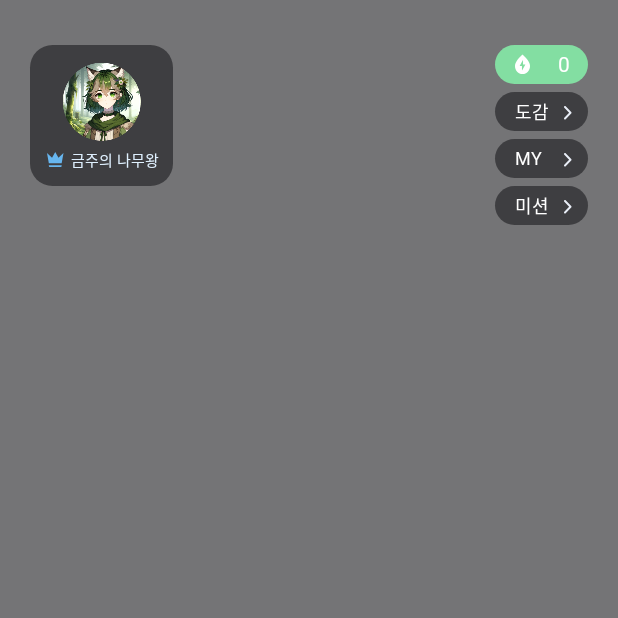
After one commit to Earth-Breakers/grow-trees-android, an Android app built with Jetpack Compose: the HomeActivity screen opened directly, with no data from a screen before it, on a phone screen of 412 x 824 dp, the top half of it. The commit adds this screen. Run offline under Robolectric (Android 15) with nearby library versions, the phone set to English and light mode, and no system bars; Roboto replaces fonts that are not available here.

Commit message:
Home view (#6)
* feat: init HomeActivity

* chore: add drawable resources

* feat: implement NoRippleClickable

* feat: implement OpenDialogCard

* feat: implement WeeklyTopRankerProfileCard

* feat: implement EnergyCard

* chore: modify navigateToMain to navigateToHome

* feat: implement HomeScreen

* chore: extract string resources

* chore: check ktlint

```diff
--- a/app/src/main/AndroidManifest.xml
+++ b/app/src/main/AndroidManifest.xml
@@ -21,9 +21,8 @@
                 <category android:name="android.intent.category.LAUNCHER" />
             </intent-filter>
         </activity>
-        <activity
-            android:name=".MainActivity"
-            android:exported="false" />
+        <activity android:name=".MainActivity" />
+        <activity android:name=".feature.home.HomeActivity" />
     </application>
 
 </manifest>
--- /dev/null
+++ b/app/src/main/java/univ/earthbreaker/namu/compose/NoRippleClickable.kt
@@ -0,0 +1,30 @@
+package univ.earthbreaker.namu.compose
+
+import androidx.compose.foundation.clickable
+import androidx.compose.foundation.interaction.MutableInteractionSource
+import androidx.compose.runtime.remember
+import androidx.compose.ui.Modifier
+import androidx.compose.ui.composed
+
+fun Modifier.noRippleClickable(
+    enabled: Boolean = true,
+    onClick: () -> Unit,
+): Modifier = composed {
+    this.noRippleClickable(
+        interactionSource = remember { MutableInteractionSource() },
+        enabled = enabled,
+        onClick = onClick,
+    )
+}
+
+fun Modifier.noRippleClickable(
+    interactionSource: MutableInteractionSource,
+    enabled: Boolean = true,
+    onClick: () -> Unit,
+): Modifier = this.clickable(
+    interactionSource = interactionSource,
+    indication = null,
+    enabled = enabled,
+) {
+    onClick()
+}
--- /dev/null
+++ b/app/src/main/java/univ/earthbreaker/namu/feature/home/HomeActivity.kt
@@ -0,0 +1,14 @@
+package univ.earthbreaker.namu.feature.home
+
+import android.os.Bundle
+import androidx.activity.ComponentActivity
+import androidx.activity.compose.setContent
+
+class HomeActivity : ComponentActivity() {
+    override fun onCreate(savedInstanceState: Bundle?) {
+        super.onCreate(savedInstanceState)
+        setContent {
+            HomeScreen()
+        }
+    }
+}
--- /dev/null
+++ b/app/src/main/java/univ/earthbreaker/namu/feature/home/HomeScreen.kt
@@ -0,0 +1,54 @@
+package univ.earthbreaker.namu.feature.home
+
+import androidx.compose.foundation.background
+import androidx.compose.foundation.layout.Arrangement
+import androidx.compose.foundation.layout.Column
+import androidx.compose.foundation.layout.Row
+import androidx.compose.foundation.layout.Spacer
+import androidx.compose.foundation.layout.fillMaxSize
+import androidx.compose.foundation.layout.fillMaxWidth
+import androidx.compose.foundation.layout.height
+import androidx.compose.foundation.layout.padding
+import androidx.compose.runtime.Composable
+import androidx.compose.ui.Modifier
+import androidx.compose.ui.res.stringResource
+import androidx.compose.ui.tooling.preview.Preview
+import androidx.compose.ui.unit.dp
+import univ.earthbreaker.namu.R
+import univ.earthbreaker.namu.feature.home.component.EnergyCard
+import univ.earthbreaker.namu.feature.home.component.OpenDialogCard
+import univ.earthbreaker.namu.feature.home.component.WeeklyTopRankerProfileCard
+import univ.earthbreaker.namu.ui.theme.GTTheme
+
+@Composable
+fun HomeScreen() {
+    Column(
+        modifier = Modifier
+            .fillMaxSize()
+            .background(color = GTTheme.colors.bgBlack),
+    ) {
+        Row(
+            modifier = Modifier
+                .fillMaxWidth()
+                .padding(start = 20.dp, end = 20.dp, top = 30.dp),
+            horizontalArrangement = Arrangement.SpaceBetween,
+        ) {
+            WeeklyTopRankerProfileCard()
+            Column {
+                EnergyCard()
+                Spacer(Modifier.height(5.dp))
+                OpenDialogCard(text = stringResource(R.string.book)) { /* TODO */ }
+                Spacer(Modifier.height(5.dp))
+                OpenDialogCard(text = stringResource(R.string.my)) { /* TODO */ }
+                Spacer(Modifier.height(5.dp))
+                OpenDialogCard(text = stringResource(R.string.mission)) { /* TODO */ }
+            }
+        }
+    }
+}
+
+@Preview
+@Composable
+fun HomeScreenPreview() {
+    HomeScreen()
+}
--- /dev/null
+++ b/app/src/main/java/univ/earthbreaker/namu/feature/home/component/EnergyCard.kt
@@ -0,0 +1,55 @@
+package univ.earthbreaker.namu.feature.home.component
+
+import androidx.compose.foundation.background
+import androidx.compose.foundation.layout.Arrangement
+import androidx.compose.foundation.layout.Row
+import androidx.compose.foundation.layout.height
+import androidx.compose.foundation.layout.padding
+import androidx.compose.foundation.layout.width
+import androidx.compose.foundation.shape.RoundedCornerShape
+import androidx.compose.material3.Icon
+import androidx.compose.material3.Text
+import androidx.compose.runtime.Composable
+import androidx.compose.ui.Alignment
+import androidx.compose.ui.Modifier
+import androidx.compose.ui.res.painterResource
+import androidx.compose.ui.text.style.TextAlign
+import androidx.compose.ui.tooling.preview.Preview
+import androidx.compose.ui.unit.dp
+import univ.earthbreaker.namu.R
+import univ.earthbreaker.namu.ui.theme.GTTheme
+
+@Composable
+fun EnergyCard(energyCount: Int = 0) {
+    Row(
+        modifier = Modifier
+            .width(62.dp)
+            .height(26.dp)
+            .background(color = GTTheme.colors.green1, shape = RoundedCornerShape(100.dp)),
+        horizontalArrangement = Arrangement.SpaceBetween,
+        verticalAlignment = Alignment.CenterVertically,
+    ) {
+        Icon(
+            modifier = Modifier
+                .padding(start = 11.dp),
+            painter = painterResource(id = R.drawable.ic_energy),
+            contentDescription = null,
+            tint = GTTheme.colors.white,
+        )
+        Text(
+            modifier = Modifier
+                .padding(start = 7.dp, end = 12.dp)
+                .weight(1f),
+            text = energyCount.toString(),
+            style = GTTheme.typography.detailMedium14,
+            color = GTTheme.colors.white,
+            textAlign = TextAlign.End,
+        )
+    }
+}
+
+@Preview
+@Composable
+fun EnergyCardPreview() {
+    EnergyCard()
+}
--- /dev/null
+++ b/app/src/main/java/univ/earthbreaker/namu/feature/home/component/OpenDialogCard.kt
@@ -0,0 +1,58 @@
+package univ.earthbreaker.namu.feature.home.component
+
+import androidx.compose.foundation.background
+import androidx.compose.foundation.layout.Arrangement
+import androidx.compose.foundation.layout.Row
+import androidx.compose.foundation.layout.height
+import androidx.compose.foundation.layout.padding
+import androidx.compose.foundation.layout.width
+import androidx.compose.foundation.shape.RoundedCornerShape
+import androidx.compose.material3.Icon
+import androidx.compose.material3.Text
+import androidx.compose.runtime.Composable
+import androidx.compose.ui.Alignment
+import androidx.compose.ui.Modifier
+import androidx.compose.ui.res.painterResource
+import androidx.compose.ui.res.stringResource
+import androidx.compose.ui.tooling.preview.Preview
+import androidx.compose.ui.unit.dp
+import univ.earthbreaker.namu.R
+import univ.earthbreaker.namu.compose.noRippleClickable
+import univ.earthbreaker.namu.ui.theme.GTTheme
+
+@Composable
+fun OpenDialogCard(
+    text: String,
+    onClick: () -> Unit,
+) {
+    Row(
+        modifier = Modifier
+            .width(62.dp)
+            .height(26.dp)
+            .background(color = GTTheme.colors.bgBlack, shape = RoundedCornerShape(100.dp))
+            .noRippleClickable(onClick = onClick),
+        horizontalArrangement = Arrangement.SpaceBetween,
+        verticalAlignment = Alignment.CenterVertically,
+    ) {
+        Text(
+            modifier = Modifier
+                .weight(1f)
+                .padding(start = 13.dp),
+            text = text,
+            color = GTTheme.colors.white,
+            style = GTTheme.typography.detailMedium12,
+        )
+        Icon(
+            modifier = Modifier.padding(start = 4.dp, end = 6.dp),
+            painter = painterResource(id = R.drawable.ic_right_arrow),
+            contentDescription = null,
+            tint = GTTheme.colors.gray2,
+        )
+    }
+}
+
+@Preview
+@Composable
+fun OpenDialogCardPreview() {
+    OpenDialogCard(stringResource(id = R.string.book)) {}
+}
--- /dev/null
+++ b/app/src/main/java/univ/earthbreaker/namu/feature/home/component/WeeklyTopRankerProfileCard.kt
@@ -0,0 +1,57 @@
+package univ.earthbreaker.namu.feature.home.component
+
+import androidx.compose.foundation.Image
+import androidx.compose.foundation.background
+import androidx.compose.foundation.layout.Column
+import androidx.compose.foundation.layout.Row
+import androidx.compose.foundation.layout.padding
+import androidx.compose.foundation.shape.RoundedCornerShape
+import androidx.compose.material3.Icon
+import androidx.compose.material3.Text
+import androidx.compose.runtime.Composable
+import androidx.compose.ui.Alignment
+import androidx.compose.ui.Modifier
+import androidx.compose.ui.res.painterResource
+import androidx.compose.ui.res.stringResource
+import androidx.compose.ui.tooling.preview.Preview
+import androidx.compose.ui.unit.dp
+import univ.earthbreaker.namu.R
+import univ.earthbreaker.namu.ui.theme.GTTheme
+
+@Composable
+fun WeeklyTopRankerProfileCard(modifier: Modifier = Modifier) {
+    Column(
+        modifier = modifier.background(
+            color = GTTheme.colors.bgBlack,
+            shape = RoundedCornerShape(15.dp),
+        ),
+        horizontalAlignment = Alignment.CenterHorizontally,
+    ) {
+        Image(
+            modifier = Modifier.padding(top = 12.dp, start = 20.dp, end = 20.dp, bottom = 5.dp),
+            painter = painterResource(id = R.drawable.img_top_ranker_mock),
+            contentDescription = null,
+        )
+        Row(
+            modifier = Modifier.padding(horizontal = 9.dp),
+        ) {
+            Icon(
+                painter = painterResource(id = R.drawable.ic_crown),
+                contentDescription = null,
+                tint = GTTheme.colors.blue1,
+            )
+            Text(
+                modifier = Modifier.padding(start = 4.dp, bottom = 10.dp),
+                text = stringResource(R.string.tree_king_of_the_week),
+                style = GTTheme.typography.detailMedium10,
+                color = GTTheme.colors.blue2,
+            )
+        }
+    }
+}
+
+@Preview
+@Composable
+fun WeeklyTopRankerProfileCardPreview() {
+    WeeklyTopRankerProfileCard()
+}
--- a/app/src/main/java/univ/earthbreaker/namu/feature/login/LoginActivity.kt
+++ b/app/src/main/java/univ/earthbreaker/namu/feature/login/LoginActivity.kt
@@ -4,19 +4,19 @@ import android.content.Intent
 import android.os.Bundle
 import androidx.activity.ComponentActivity
 import androidx.activity.compose.setContent
-import univ.earthbreaker.namu.MainActivity
+import univ.earthbreaker.namu.feature.home.HomeActivity
 import univ.earthbreaker.namu.util.finishSafely
 
 class LoginActivity : ComponentActivity() {
     override fun onCreate(savedInstanceState: Bundle?) {
         super.onCreate(savedInstanceState)
         setContent {
-            LoginScreen(onClickLoginButton = navigateToMain)
+            LoginScreen(onClickLoginButton = navigateToHome)
         }
     }
 
-    private val navigateToMain: () -> Unit = {
-        startActivity(Intent(this, MainActivity::class.java))
+    private val navigateToHome: () -> Unit = {
+        startActivity(Intent(this, HomeActivity::class.java))
         finishSafely()
     }
 }
--- /dev/null
+++ b/app/src/main/res/drawable/ic_crown.xml
@@ -0,0 +1,9 @@
+<vector xmlns:android="http://schemas.android.com/apk/res/android"
+    android:width="14dp"
+    android:height="14dp"
+    android:viewportWidth="14"
+    android:viewportHeight="14">
+  <path
+      android:pathData="M3.222,9.5L2,2.625L5.361,5.75L7.5,2L9.639,5.75L13,2.625L11.778,9.5H3.222ZM11.778,11.375C11.778,11.75 11.533,12 11.167,12H3.833C3.467,12 3.222,11.75 3.222,11.375V10.75H11.778V11.375Z"
+      android:fillColor="#67B6EF"/>
+</vector>
--- /dev/null
+++ b/app/src/main/res/drawable/ic_energy.xml
@@ -0,0 +1,9 @@
+<vector xmlns:android="http://schemas.android.com/apk/res/android"
+    android:width="14dp"
+    android:height="15dp"
+    android:viewportWidth="14"
+    android:viewportHeight="15">
+  <path
+      android:pathData="M6.643,11.428H6.807L8.909,7.613H7.357V4.815H7.193L5.091,8.63H6.643V11.428ZM7,14C5.57,14 4.38,13.495 3.428,12.485C2.476,11.475 2,10.217 2,8.709C2,7.654 2.414,6.487 3.241,5.209C4.069,3.93 5.322,2.527 7,1C8.679,2.527 9.931,3.93 10.759,5.209C11.586,6.487 12,7.654 12,8.709C12,10.217 11.524,11.475 10.572,12.485C9.62,13.495 8.429,14 7,14Z"
+      android:fillColor="#ffffff"/>
+</vector>
--- /dev/null
+++ b/app/src/main/res/drawable/ic_right_arrow.xml
@@ -0,0 +1,10 @@
+<vector xmlns:android="http://schemas.android.com/apk/res/android"
+    android:width="16dp"
+    android:height="16dp"
+    android:viewportWidth="16"
+    android:viewportHeight="16">
+  <path
+      android:pathData="M10.809,8.014C10.931,8.141 11,8.312 11,8.492C11,8.671 10.931,8.843 10.809,8.97L7.121,12.794C7.061,12.858 6.989,12.91 6.909,12.945C6.83,12.981 6.744,12.999 6.658,13C6.571,13.001 6.485,12.984 6.405,12.95C6.325,12.916 6.252,12.866 6.191,12.802C6.13,12.738 6.081,12.663 6.049,12.58C6.016,12.497 5.999,12.408 6,12.318C6.001,12.228 6.019,12.14 6.053,12.057C6.087,11.975 6.137,11.9 6.199,11.838L9.426,8.492L6.199,5.146C6.08,5.018 6.015,4.847 6.016,4.67C6.018,4.493 6.086,4.323 6.207,4.198C6.328,4.073 6.491,4.002 6.662,4C6.833,3.998 6.998,4.067 7.121,4.19L10.809,8.014Z"
+      android:fillColor="#E9EEF7"
+      android:fillType="evenOdd"/>
+</vector>
--- a/app/src/main/res/values/strings.xml
+++ b/app/src/main/res/values/strings.xml
@@ -1,3 +1,7 @@
 <resources>
     <string name="app_name">Grow Tree</string>
+    <string name="tree_king_of_the_week">금주의 나무왕</string>
+    <string name="book">도감</string>
+    <string name="my">MY</string>
+    <string name="mission">미션</string>
 </resources>
```
Also changed, not shown: app/src/main/res/drawable-xxhdpi/img_top_ranker_mock.png (added), 1 other file.
